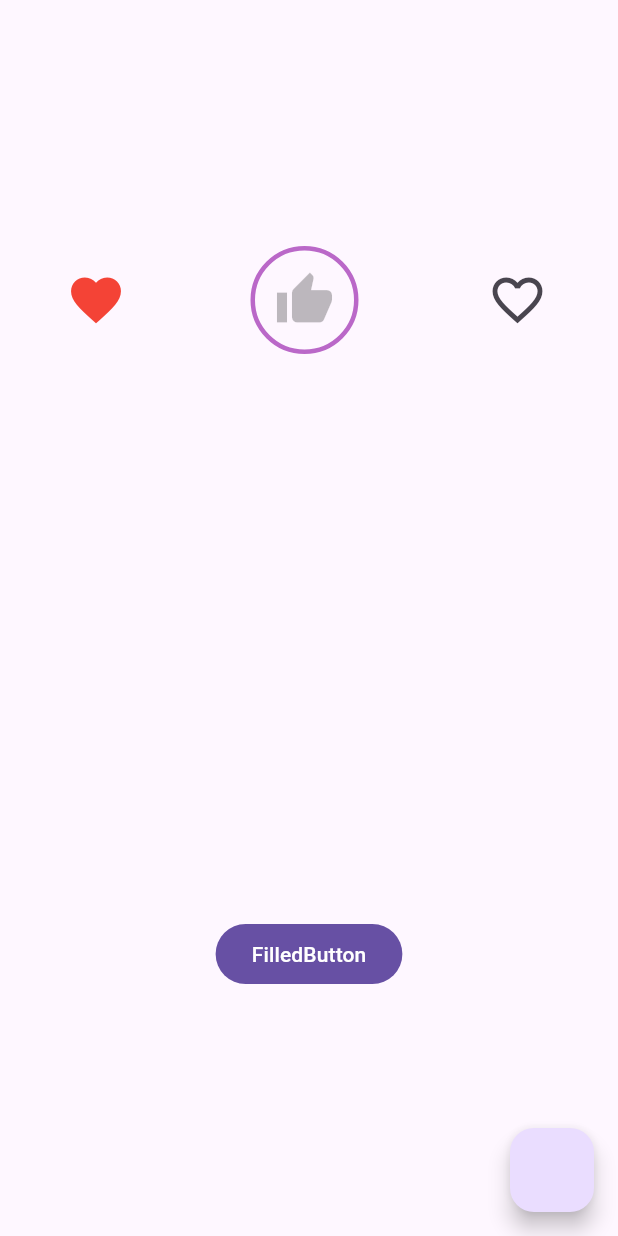
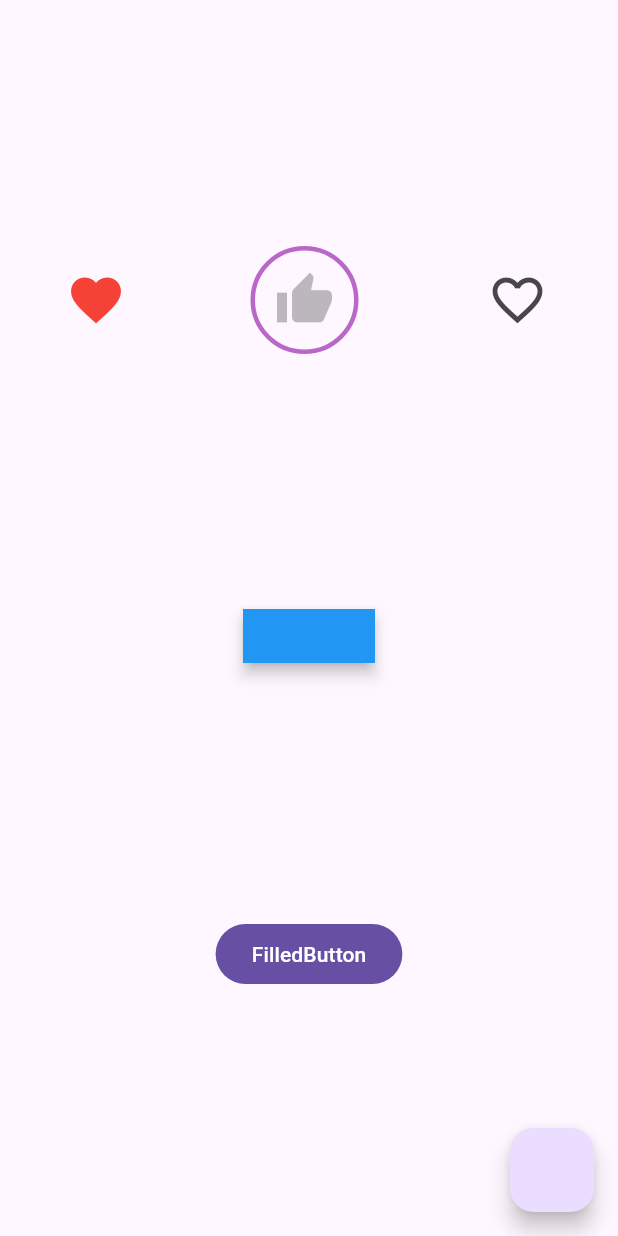
Before and after one commit to Ratndeep1999/buttons, a Flutter app: the screen it shows after launch, on a phone screen of 412 x 824 dp. Run offline on Flutter 3.47's test engine with Material 3 defaults, Android fonts, the phone set to English and light mode, and no system bars.

Commit message:
icon button, toggle icon button add, icon button with style attribute, Raw material button,

```diff
--- a/lib/buttons2.dart
+++ b/lib/buttons2.dart
@@ -111,7 +111,22 @@ class _Buttons2State extends State<Buttons2> {
               ),
 
               /// Raw Material Button
-              RawMaterialButton(onPressed: () {}),
+              RawMaterialButton(
+                onPressed: () {
+                  debugPrint('RawMaterial Button..!');
+                },
+                fillColor: Colors.blue,
+                // normal state
+                elevation: 4.0,
+                // when mouse hovers
+                hoverElevation: 6.0,
+                // when focused
+                focusElevation: 6.0,
+                // when pressed
+                highlightElevation: 8.0,
+                // when disabled
+                disabledElevation: 0.0,
+              ),
 
               /// PopUpMenuButton
               //PopupMenuButton(itemBuilder: itemBuilder)
```
